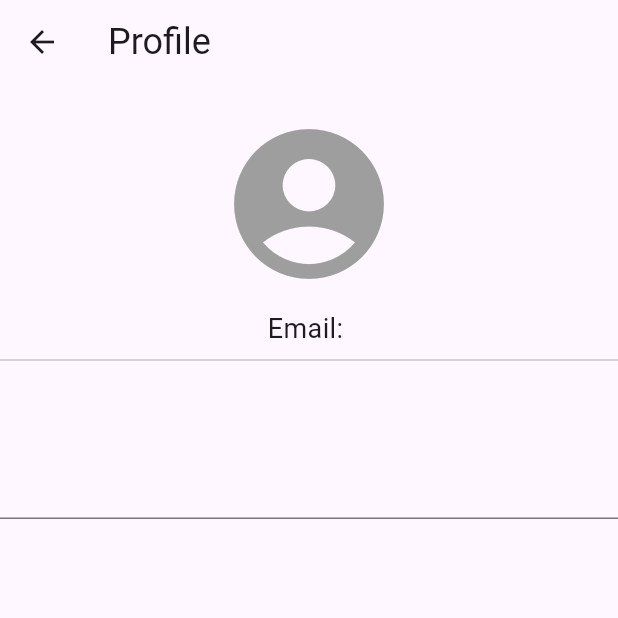
After one commit to SongokuBlue/health, a Flutter app: the HeartPage screen opened directly, in the side drawer, after a tap on "Profile", on a phone screen of 412 x 824 dp, the top half of it. The commit adds this screen. Run offline on Flutter 3.47's test engine with Material 3 defaults, Android fonts, the phone set to English and light mode, and no system bars; our stand-ins replace firebase_auth, firebase_core, firebase_database, fl_chart, flutter_svg, percent_indicator; missing offline and left inert: omni_datetime_picker; accounts and stored records are empty; network calls fail.

```diff
--- a/lib/bar/drawer.dart
+++ b/lib/bar/drawer.dart
@@ -2,6 +2,7 @@ import 'package:flutter/material.dart';
 import 'package:health/pages/login_page.dart';
 import 'package:firebase_auth/firebase_auth.dart';
 import 'package:health/pages/auth_page.dart';
+import 'package:health/pages/profile.dart';
 class CustomDrawer extends StatelessWidget {
   const CustomDrawer({super.key});
   void SignOut(){
@@ -14,14 +15,17 @@ class CustomDrawer extends StatelessWidget {
         children: [
           const DrawerHeader(
             decoration: BoxDecoration(color: Colors.blue),
-            child: Text('account'),
+            child: Text('User Info',style: TextStyle(color: Colors.white,fontSize: 20),),
           ),
           ListTile(
             title: const Text('Profile'),
             onTap: () {
               // Update the state of the app.
               // ...
-              Navigator.pop(context);
+              Navigator.push(
+                context,
+                MaterialPageRoute(builder: (context) => ProfilePage()),
+              );
             },
           ),
           ListTile(
--- /dev/null
+++ b/lib/pages/profile.dart
@@ -0,0 +1,47 @@
+import 'package:flutter/material.dart';
+import 'package:firebase_auth/firebase_auth.dart';
+// import 'package:line_awesome_flutter/line_awesome_flutter.dart';
+class ProfilePage extends StatefulWidget {
+  const ProfilePage({super.key});
+
+  @override
+  State<ProfilePage> createState() => _ProfilePageState();
+}
+
+class _ProfilePageState extends State<ProfilePage> {
+  final User? user = FirebaseAuth.instance.currentUser;
+  @override
+  Widget build(BuildContext context) {
+    return Scaffold(
+      appBar: AppBar(
+        title: Text("Profile",style:Theme.of(context).textTheme.headlineSmall ,),
+      ),
+      body: SingleChildScrollView(
+        child: Column(
+          children: [
+            SizedBox(height: 20),
+            Icon(
+              Icons.account_circle,
+              size: 120,
+              color: Colors.grey,
+            ),
+            const SizedBox(height: 10,),
+            Text(
+              "Email: ${user?.email ?? 'Not available'}",
+              style: const TextStyle(fontSize: 18),
+            ),
+            const Divider(),
+            const SizedBox(height: 50,),
+            Form(child: Column(
+              children: [
+                TextFormField(
+                  // decoration: const InputDecoration(labelText: "First Name",border: OutlineInputBorder(),prefixIcon: Icon(LineAwesomeIcons.line)),
+                )
+              ],
+            ))
+          ],
+        ),
+      ),
+    );
+  }
+}
--- a/pubspec.yaml
+++ b/pubspec.yaml
@@ -42,6 +42,7 @@ dependencies:
   omni_datetime_picker: ^2.1.1
   percent_indicator: ^4.2.5
   firebase_auth: ^5.5.4
+#  line_awesome_flutter: ^3.0.1
 dev_dependencies:
   flutter_test:
     sdk: flutter
```
Also changed, not shown: lib/pages/login_page.dart (+46 -11 lines), pubspec.lock.
